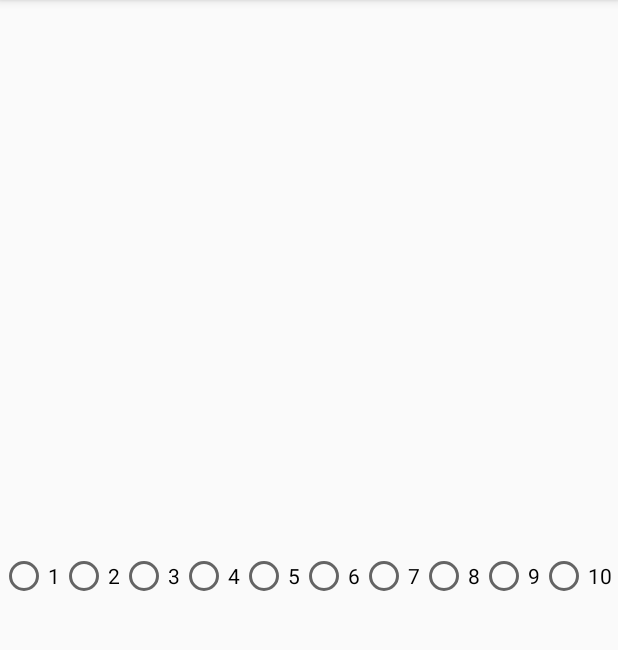
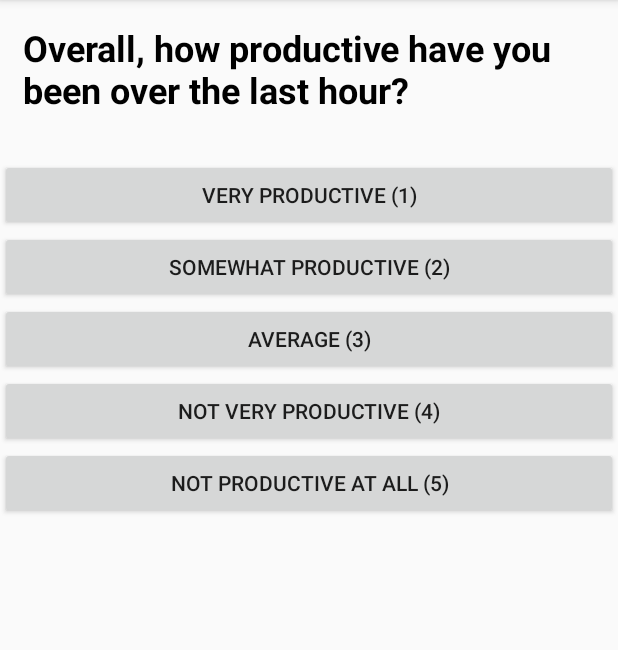
Before and after one commit to APoolio/CoffeeTracker, an Android app: the fragment GalleryFragment shown on its own in the app's theme, on a phone screen of 412 x 824 dp, the part 84-734 px from its top. Run offline under Robolectric (Android 15) with nearby library versions, the phone set to English and light mode, and no system bars; Roboto replaces fonts that are not available here.

Commit message:
Added productivity XML layout

```diff
--- a/app/src/main/java/com/example/coffeetracker/ui/home/AlarmReceiver.java
+++ b/app/src/main/java/com/example/coffeetracker/ui/home/AlarmReceiver.java
@@ -33,6 +33,7 @@ public class AlarmReceiver extends BroadcastReceiver
         Intent contentIntent = new Intent(context, MainActivity.class);
         //Putting the coffee count number in the notification intent
         contentIntent.putExtra(numberExtra, num);
+        contentIntent.putExtra("GalleryFragment", "productivityMenu");
 
         //FLAG_UPDATE_CURRENT flag tells the system to use the old Intent but replace the extras
         PendingIntent contentPendingIntent = PendingIntent.getActivity(context, NOTIFICATION_ID, contentIntent, PendingIntent.FLAG_UPDATE_CURRENT);
--- a/app/src/main/java/com/example/coffeetracker/ui/home/HomeFragment.java
+++ b/app/src/main/java/com/example/coffeetracker/ui/home/HomeFragment.java
@@ -17,6 +17,8 @@ import android.widget.Toast;
 import androidx.annotation.NonNull;
 import androidx.annotation.Nullable;
 import androidx.fragment.app.Fragment;
+import androidx.fragment.app.FragmentManager;
+import androidx.fragment.app.FragmentTransaction;
 import androidx.lifecycle.LiveData;
 import androidx.lifecycle.Observer;
 import androidx.lifecycle.ViewModelProviders;
@@ -25,6 +27,7 @@ import com.example.coffeetracker.Coffee;
 import com.example.coffeetracker.CoffeeRepository;
 import com.example.coffeetracker.CoffeeViewModel;
 import com.example.coffeetracker.R;
+import com.example.coffeetracker.ui.gallery.GalleryFragment;
 import com.github.mikephil.charting.charts.BarChart;
 import com.github.mikephil.charting.data.BarData;
 import com.github.mikephil.charting.data.BarDataSet;
--- a/app/src/main/res/layout/fragment_gallery.xml
+++ b/app/src/main/res/layout/fragment_gallery.xml
@@ -6,74 +6,71 @@
     android:layout_height="match_parent"
     tools:context=".ui.gallery.GalleryFragment">
 
-    <RadioGroup
-        android:id="@+id/radioGroup"
+    <TextView
+        android:id="@+id/textView2"
         android:layout_width="match_parent"
         android:layout_height="wrap_content"
-        android:orientation="horizontal"
-        app:layout_constraintBottom_toBottomOf="parent"
+        android:layout_margin="15dp"
+        android:text="@string/how_productive"
+        android:textStyle="bold"
+        android:textSize="24sp"
+        android:textColor="@color/colorPrimary"
         app:layout_constraintStart_toStartOf="parent"
-        app:layout_constraintTop_toTopOf="parent">
+        app:layout_constraintTop_toTopOf="parent" />
 
-        <RadioButton
-            android:id="@+id/radio_1"
-            android:layout_width="wrap_content"
+    <LinearLayout
+        android:layout_width="match_parent"
+        android:layout_height="wrap_content"
+        android:orientation="vertical"
+        android:layout_marginTop="30dp"
+        app:layout_constraintStart_toStartOf="parent"
+        app:layout_constraintTop_toBottomOf="@+id/textView2"
+        >
+
+        <LinearLayout
+            android:layout_width="match_parent"
             android:layout_height="wrap_content"
-            android:text="@string/_1" />
+            android:orientation="horizontal"
+            >
 
-        <RadioButton
-            android:id="@+id/radio_2"
-            android:layout_width="wrap_content"
+            <!--<ImageView
+                android:layout_width="wrap_content"
+                android:layout_height="wrap_content"
+                android:layout_gravity="center"
+                android:src="@drawable/square_button_color"
+                />-->
+
+        <Button
+            android:layout_width="match_parent"
             android:layout_height="wrap_content"
-            android:text="@string/_2" />
+            android:text="@string/very_productive_1"
+            android:layout_margin="0dp"
+             />
+        </LinearLayout>
 
-        <RadioButton
-            android:id="@+id/radio_3"
-            android:layout_width="wrap_content"
+        <Button
+            android:layout_width="match_parent"
             android:layout_height="wrap_content"
-            android:text="@string/_3" />
+            android:text="Somewhat Productive (2)"
+            android:layout_gravity="center_vertical" />
+        <Button
+            android:layout_width="match_parent"
+            android:layout_height="wrap_content"
+            android:text="Average (3)"
+            android:layout_gravity="center_vertical" />
+        <Button
+            android:layout_width="match_parent"
+            android:layout_height="wrap_content"
+            android:text="Not Very Productive (4)"
+            android:layout_gravity="center_vertical" />
+        <Button
+            android:layout_width="match_parent"
+            android:layout_height="wrap_content"
+            android:text="Not Productive at All (5)"
+            android:layout_gravity="center_vertical" />
+    </LinearLayout>
 
-        <RadioButton
-            android:id="@+id/radio_4"
-            android:layout_width="wrap_content"
-            android:layout_height="wrap_content"
-            android:text="@string/_4" />
 
-        <RadioButton
-            android:id="@+id/radio_5"
-            android:layout_width="wrap_content"
-            android:layout_height="wrap_content"
-            android:text="@string/_5" />
 
-        <RadioButton
-            android:id="@+id/radio_6"
-            android:layout_width="wrap_content"
-            android:layout_height="wrap_content"
-            android:text="@string/_6" />
 
-        <RadioButton
-            android:id="@+id/radio_7"
-            android:layout_width="wrap_content"
-            android:layout_height="wrap_content"
-            android:text="@string/_7" />
-
-        <RadioButton
-            android:id="@+id/radio_8"
-            android:layout_width="wrap_content"
-            android:layout_height="wrap_content"
-            android:text="@string/_8" />
-
-        <RadioButton
-            android:id="@+id/radio_9"
-            android:layout_width="wrap_content"
-            android:layout_height="wrap_content"
-            android:text="@string/_9" />
-
-        <RadioButton
-            android:id="@+id/radio_10"
-            android:layout_width="wrap_content"
-            android:layout_height="wrap_content"
-            android:text="@string/_10" />
-
-    </RadioGroup>
 </androidx.constraintlayout.widget.ConstraintLayout>
--- a/app/src/main/res/values/strings.xml
+++ b/app/src/main/res/values/strings.xml
@@ -25,4 +25,6 @@
     <string name="_8">8</string>
     <string name="_9">9</string>
     <string name="_10">10</string>
+    <string name="how_productive">Overall, how productive have you been over the last hour?</string>
+    <string name="very_productive_1">Very Productive (1)</string>
 </resources>
```
Also changed, not shown: app/src/debug/res/drawable/square_button_color.xml (added, +10 -0 lines), app/src/main/java/com/example/coffeetracker/MainActivity.java (+6 -10 lines), app/src/main/java/com/example/coffeetracker/ui/gallery/GalleryFragment.java (+0 -45 lines).
